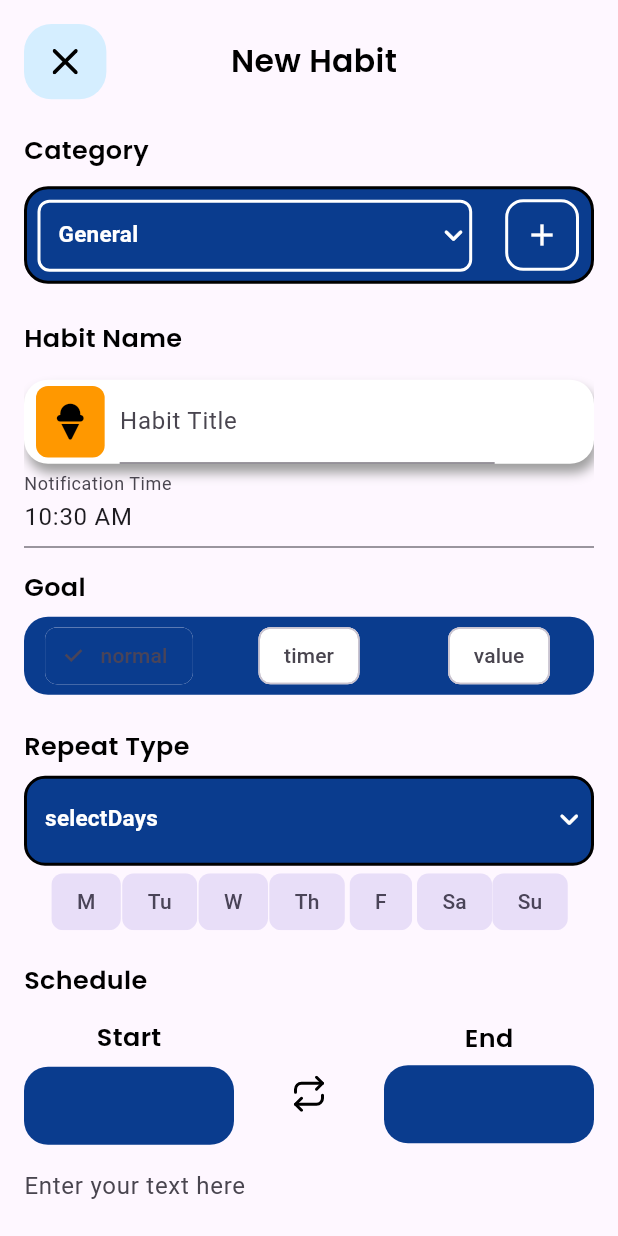
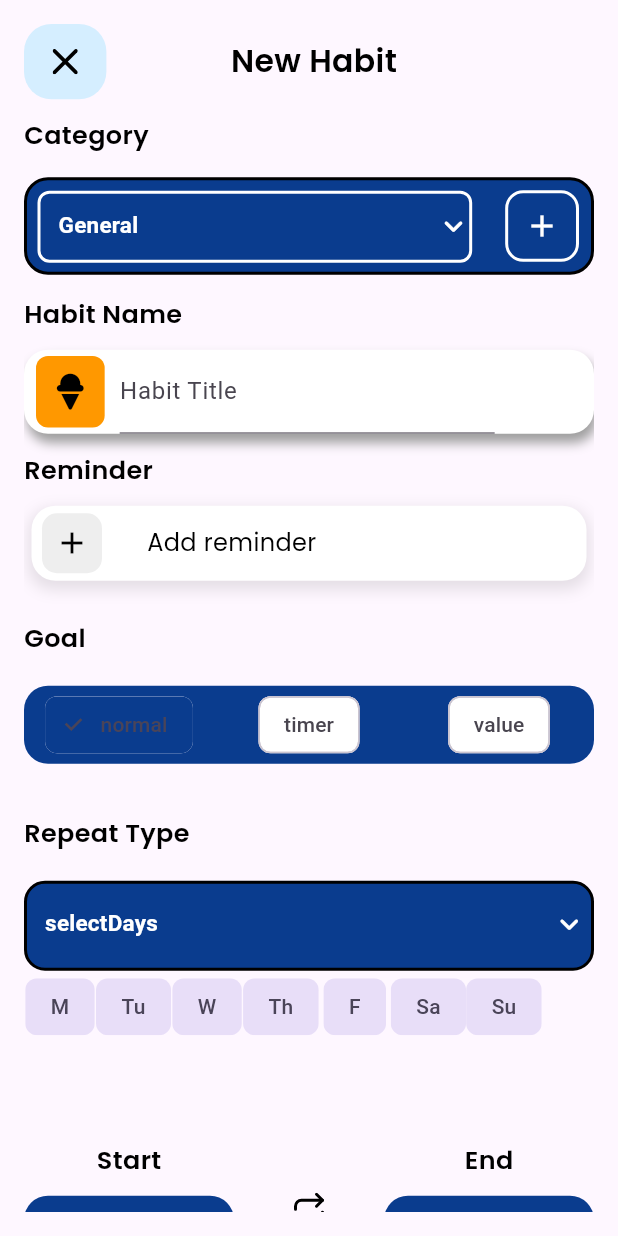
Before and after one commit to pankaj104/hard_challenge, a Flutter app: the screen it shows after launch, after a tap on the "add" icon, on a phone screen of 412 x 824 dp. Run offline on Flutter 3.47's test engine with Material 3 defaults, Android fonts, the phone set to English and light mode, and no system bars; our stand-ins replace fl_chart, flutter_colorpicker, flutter_local_notifications, flutter_screenutil, flutter_svg, font_awesome_flutter and 5 more; missing offline and left inert: bottom_picker, flutter_iconpicker.

Commit message:
add notification time picker, start and end date picker, and baisc notication apply

```diff
--- a/lib/features/addChallenge/add_challenge_screen.dart
+++ b/lib/features/addChallenge/add_challenge_screen.dart
@@ -11,13 +11,19 @@ import 'package:hard_challenge/utils/colors.dart';
 import 'package:hard_challenge/utils/image_resource.dart';
 import 'package:hard_challenge/widgets/headingH1_widget.dart';
 import 'package:hard_challenge/widgets/headingH2_widget.dart';
+import 'package:intl/intl.dart';
 import 'package:numberpicker/numberpicker.dart';
 import 'package:provider/provider.dart';
 import 'package:table_calendar/table_calendar.dart';
 import '../../model/habit_model.dart';
 import '../../provider/habit_provider.dart';
+import '../../service/notification_helper.dart';
+import '../../widgets/date_picker_bottom_sheet.dart';
 import '../../widgets/icon_button_widget.dart';
 import 'package:bottom_picker/bottom_picker.dart';
+import '../../widgets/notification/add_reminder_button.dart';
+import '../../widgets/notification/notification_item.dart';
+import '../../widgets/notification/time_picker_bottom_sheet.dart';
 
 
 class AddChallengeScreen extends StatefulWidget {
@@ -33,7 +39,6 @@ class _AddChallengeScreenState extends State<AddChallengeScreen> {
   DateTime today = DateTime.now();
   String _selectedCategory = 'General';
   String _title = 'Test';
-  TimeOfDay _selectedTime = TimeOfDay.now();
   TaskType _taskType = TaskType.normal;
   final RepeatType _repeatType = RepeatType.selectDays;
   Duration _timerDuration = const Duration(minutes: 1); // default 00:01:00
@@ -57,6 +62,84 @@ class _AddChallengeScreenState extends State<AddChallengeScreen> {
   TextEditingController notecontroller = TextEditingController();
   String? habitNote ;
 
+  List<String> selectedTime = [];
+
+  void _addReminder(String time) {
+    setState(() {
+      selectedTime.add(time);
+      _scheduleNotification(time);
+    });
+  }
+
+  void _removeReminder(int index) {
+    setState(() {
+      selectedTime.removeAt(index);
+    });
+  }
+
+  void _editReminder(int index, String newTime) {
+    setState(() {
+      selectedTime[index] = newTime;
+    });
+  }
+  // Format the selected date to display
+  String _formatSelectedDate(DateTime date) {
+    return DateFormat('d MMM y').format(date);
+  }
+
+// Function to open the date picker bottom sheet and update selected date
+  void _pickStartDate() {
+    CustomDatePickerBottomSheet.showDatePicker(
+      context,
+      _startDate ?? DateTime.now(), // Pass the currently selected date or current date if null
+          (String formattedDate, DateTime newDate) {
+        setState(() {
+          _startDate = DateTime(newDate.year, newDate.month, newDate.day);
+          print('start date $_startDate');
+        });
+      },
+    );
+  }
+
+  // Function to open the date picker bottom sheet and update selected date
+  void _pickEndDate() {
+    CustomDatePickerBottomSheet.showDatePicker(
+      context,
+      _endDate ?? DateTime.now(), // Pass the currently selected date or current date if null
+          (String formattedDate, DateTime newDate) {
+        setState(() {
+          _endDate = DateTime(newDate.year, newDate.month, newDate.day);
+        });
+      },
+    );
+  }
+
+// Function to parse the time string and schedule a notification
+  void _scheduleNotification(String timeString) {
+    try {
+      // Trim the string to avoid any leading/trailing whitespace issues
+      timeString = timeString.trim();
+
+      DateFormat format = DateFormat('h:mm a');
+      DateTime parsedTime = format.parse(timeString);
+
+      // Assuming you're scheduling a notification for this time today
+      DateTime scheduledTime = DateTime(
+        DateTime.now().year,
+        DateTime.now().month,
+        DateTime.now().day,
+        parsedTime.hour,
+        parsedTime.minute,
+      );
+
+      // Schedule the notification (replace with your logic)
+      NotificationHelper.scheduleNotification(0, 'Reminder', 'It\'s time!', scheduledTime);
+    } catch (e) {
+      print("Error parsing time: $e");
+    }
+  }
+
+  DateTime selectedDate = DateTime.now();
 
   IconData iconSelected = FontAwesomeIcons.iceCream;
   void _openColorPicker() async {
@@ -175,6 +258,8 @@ class _AddChallengeScreenState extends State<AddChallengeScreen> {
           child:
           SingleChildScrollView(
             child: Column(
+              crossAxisAlignment: CrossAxisAlignment.start,
+              mainAxisAlignment: MainAxisAlignment.start,
               children: [
                 Row(
                   children: [
@@ -194,18 +279,9 @@ class _AddChallengeScreenState extends State<AddChallengeScreen> {
                   ],
                 ),
                 Column(
+                  crossAxisAlignment: CrossAxisAlignment.start,
                   children: [
-                    Align(
-                      alignment: Alignment.centerLeft,
-                      child: Padding(
-                        padding:  const EdgeInsets.only(top: 22, bottom: 6),
-                        child: SizedBox(
-                          height: 26,
-                          width: double.infinity,
-                          child: HeadingH1Widget("Category"),
-                        ),
-                      ),
-                    ),
+                    HeadingH1Widget("Category"),
                     Padding(
                       padding:  const EdgeInsets.only( top: 4, bottom: 2,),
                       child: Container(
@@ -284,23 +360,7 @@ class _AddChallengeScreenState extends State<AddChallengeScreen> {
                     ),
                   ],
                 ),
-                const SizedBox(height: 8,),
-                Column(
-                  children: [
-                    Align(
-                      alignment: Alignment.centerLeft,
-                      child: Padding(
-                        padding:  const EdgeInsets.only(top: 14, bottom: 6),
-                        child: SizedBox(
-                          height: 26,
-                          width: double.infinity,
-                          child: HeadingH1Widget("Habit Name"),
-                        ),
-                      ),
-                    ),
-                  ],
-                ),
-                const SizedBox(height: 8,),
+                HeadingH1Widget("Habit Name"),
 
                     Container(
                       decoration: BoxDecoration(
@@ -353,23 +413,34 @@ class _AddChallengeScreenState extends State<AddChallengeScreen> {
                       ),
                     ),
 
-                TextFormField(
-                  readOnly: true,
-                  decoration: const InputDecoration(labelText: 'Notification Time'),
-                  onTap: () async {
-                    TimeOfDay? picked = await showTimePicker(
-                      context: context,
-                      initialTime: TimeOfDay.now(),
+                HeadingH1Widget("Reminder"),
+
+                Column(
+                  crossAxisAlignment: CrossAxisAlignment.start,
+                  children: [
+                    ...selectedTime.map((time) {
+                      int index = selectedTime.indexOf(time);
+                      return GestureDetector(
+                        onTap: () {
+                          // Open the time picker with the currently selected time for editing
+                          CustomTimePickerBottomSheet.showTimePicker(context, (newTime) {
+                            _editReminder(index, newTime);
+                          });
+                        },
+                        child: NotificationItem(
+                          time: time,
+                          onRemove: () => _removeReminder(index),
+                        ),
                       );
-                    if (picked != null) {
-                      setState(() {
-                        _selectedTime = picked;
+                    }).toList(),
+                    AddReminderButton(
+                      onAdd: () {
+                        CustomTimePickerBottomSheet.showTimePicker(context, (selectedTime) {
+                          _addReminder(selectedTime);
                         });
-                    }
                       },
-                  controller: TextEditingController(
-                    text: _selectedTime.format(context),
                     ),
+                  ],
                 ),
                 Align(
                   alignment: Alignment.centerLeft,
@@ -596,45 +667,28 @@ class _AddChallengeScreenState extends State<AddChallengeScreen> {
                       children: [
                         Column(
                           children: [
-                            Padding(
-                              padding:  const EdgeInsets.only(bottom: 8),
-                              child: HeadingH1Widget("Start"),
-                            ),
-                            Container(
+                            HeadingH1Widget("Start"),
+                            GestureDetector(
+                              onTap: _pickStartDate,
+                              child: Container(
                                 width: 140,
                                 height: 52,
                                 decoration: BoxDecoration(
                                   borderRadius: BorderRadius.circular(16),
                                   color: ColorStrings.headingBlue
                                 ),
-                              child: Padding(
-                                padding: const EdgeInsets.all(15.0),
-                                child: TextFormField(
-                                  style: GoogleFonts.poppins(fontSize: 15,color: ColorStrings.whiteColor, fontWeight: FontWeight.w600,),
-                                  readOnly: true,
-                                  decoration:  const InputDecoration(
-                                      border: InputBorder.none),
-                                  onTap: () async {
-                                    DateTime? picked = await showDatePicker(
-                                      context: context,
-                                      initialDate: DateTime.now(),
-                                      firstDate: DateTime(2020),
-                                      lastDate: DateTime(2030),
-                                    );
-                                    if (picked != null) {
-                                      setState(() {
-                                        _startDate = picked;
-                                      });
-                                    }
-                                  },
-                                  controller: TextEditingController(
-                                    text: _startDate != null
-                                        ? _startDate!.toLocal().toString().split(' ')[0]
-                                        : '',
+                                child: Center(
+                                  child: Text(_startDate != null ? _formatSelectedDate(_startDate!)
+                                      : _formatSelectedDate(DateTime.now())
+
+                                    ,   style: GoogleFonts.poppins(fontSize: 17,
+                                    color: Colors.white,
+                                    fontWeight: FontWeight.w600,),),
                                 ),
                               ),
                             ),
-                            ),
+
+
                           ],
                         ),
                         Expanded(
@@ -648,41 +702,23 @@ class _AddChallengeScreenState extends State<AddChallengeScreen> {
                         ),
                         Column(
                           children: [
-                            Padding(
-                              padding:  const EdgeInsets.only(bottom: 6),
-                              child: HeadingH1Widget("End"),
-                            ),
-                            Container(
+                            HeadingH1Widget("End"),
+                            GestureDetector(
+                              onTap: _pickEndDate,
+                              child: Container(
                                 width: 140,
                                 height: 52,
                                 decoration: BoxDecoration(
                                     borderRadius: BorderRadius.circular(16),
                                     color: ColorStrings.headingBlue
                                 ),
-                              child: Padding(
-                                padding: const EdgeInsets.all(15.0),
-                                child: TextFormField(
-                                  style: GoogleFonts.poppins(fontSize: 15,color: ColorStrings.whiteColor, fontWeight: FontWeight.w600,),
-                                  readOnly: true,
-                                  decoration: const InputDecoration(border: InputBorder.none),
-                                  onTap: () async {
-                                    DateTime? picked = await showDatePicker(
-                                      context: context,
-                                      initialDate: DateTime.now(),
-                                      firstDate: DateTime(2020),
-                                      lastDate: DateTime(2030),
-                                    );
-                                    if (picked != null) {
-                                      setState(() {
-                                        _endDate = picked;
-                                      });
-                                    }
-                                  },
-                                  controller: TextEditingController(
-                                    text: _endDate != null
-                                        ? _endDate!.toLocal().toString().split(' ')[0]
-                                        : '',
-                                  ),
+                                child: Center(
+                                  child: Text(_endDate != null ? _formatSelectedDate(_endDate!)
+                                      : 'Select'
+
+                                    ,   style: GoogleFonts.poppins(fontSize: 17,
+                                      color: Colors.white,
+                                      fontWeight: FontWeight.w600,),),
                                 ),
                               ),
                             ),
@@ -704,10 +740,18 @@ class _AddChallengeScreenState extends State<AddChallengeScreen> {
                     });
                   },
                 ),
-                ElevatedButton(
+                SizedBox(height: 10,),
+
+                Center(
+                  child: ElevatedButton(
                     onPressed: _submitForm,
+                    child: Padding(
+                      padding: const EdgeInsets.all(8.0),
                       child: const Text('Add Habit'),
                     ),
+                  ),
+                ),
+                SizedBox(height: 90,)
               ],
             ),
           ),
@@ -818,7 +862,7 @@ class _AddChallengeScreenState extends State<AddChallengeScreen> {
         category: _selectedCategory,
         habitIcon: iconSelected,
         iconBgColor: selectedColor,
-        notificationTime: _selectedTime,
+        notificationTime: selectedTime,
         taskType: _taskType,
         repeatType: _repeatType,
         timer: _taskType == TaskType.timer ? _timerDuration : null,
--- a/lib/features/mainScreen/main_screen.dart
+++ b/lib/features/mainScreen/main_screen.dart
@@ -215,7 +215,7 @@ class _MainScreenState extends State<MainScreen> {
                                           child: Text(
                                             isSkipped
                                                 ? 'Skipped'
-                                                : '${habit.category} - ${habit.notificationTime.format(context)}',
+                                                : '${habit.category}',
                                             style: TextStyle(
                                               color: Colors.black
                                                   .withOpacity(0.7),
--- a/lib/main.dart
+++ b/lib/main.dart
@@ -2,12 +2,15 @@
 import 'package:flutter/material.dart';
 import 'package:flutter_screenutil/flutter_screenutil.dart';
 import 'package:hard_challenge/provider/habit_provider.dart';
+import 'package:hard_challenge/service/notification_service.dart';
 import 'package:provider/provider.dart';
 
 import 'features/mainScreen/main_screen.dart';
 
 
-void main() {
+void main() async {
+  WidgetsFlutterBinding.ensureInitialized();
+  await NotificationService().init(); // Initialize the notification service
   runApp(MyApp());
 }
 
--- a/lib/model/habit_model.dart
+++ b/lib/model/habit_model.dart
@@ -38,7 +38,7 @@ class Habit {
   String category;
   IconData habitIcon;
   Color iconBgColor;
-  TimeOfDay notificationTime;
+  List<String> notificationTime;
   TaskType taskType;
   RepeatType repeatType;
   Duration? timer;
--- /dev/null
+++ b/lib/service/notification_service.dart
@@ -0,0 +1,75 @@
+import 'package:flutter_local_notifications/flutter_local_notifications.dart';
+import 'package:timezone/data/latest.dart' as tz;
+import 'package:timezone/timezone.dart' as tz;
+
+class NotificationService {
+  static final NotificationService _notificationService = NotificationService._internal();
+
+  final FlutterLocalNotificationsPlugin flutterLocalNotificationsPlugin = FlutterLocalNotificationsPlugin();
+
+  factory NotificationService() {
+    return _notificationService;
+  }
+
+  NotificationService._internal();
+
+  Future<void> init() async {
+    tz.initializeTimeZones(); // Initialize timezone database
+
+    const AndroidInitializationSettings initializationSettingsAndroid =
+    AndroidInitializationSettings('@mipmap/ic_launcher');
+
+    final DarwinInitializationSettings initializationSettingsIOS =
+    DarwinInitializationSettings(
+      // onDidReceiveLocalNotification: onDidReceiveLocalNotification,
+    );
+
+    final InitializationSettings initializationSettings = InitializationSettings(
+      android: initializationSettingsAndroid,
+      iOS: initializationSettingsIOS,
+    );
+
+    await flutterLocalNotificationsPlugin.initialize(
+      initializationSettings,
+      onDidReceiveNotificationResponse: onSelectNotification,
+    );
+  }
+
+  Future<void> scheduleNotification(int id, String title, String body, DateTime scheduledTime) async {
+    // Convert DateTime to TZDateTime
+    tz.TZDateTime tzScheduledTime = tz.TZDateTime.from(scheduledTime, tz.local);
+
+    const AndroidNotificationDetails androidPlatformChannelSpecifics =
+    AndroidNotificationDetails(
+      'your_channel_id',
+      'your_channel_name',
+      channelDescription: 'your_channel_description',
+      importance: Importance.max,
+      priority: Priority.high,
+      ticker: 'ticker',
+    );
+
+    const NotificationDetails platformChannelSpecifics =
+    NotificationDetails(android: androidPlatformChannelSpecifics);
+
+    await flutterLocalNotificationsPlugin.zonedSchedule(
+      id,
+      title,
+      body,
+      tzScheduledTime,
+      platformChannelSpecifics,
+      androidAllowWhileIdle: true,
+      uiLocalNotificationDateInterpretation: UILocalNotificationDateInterpretation.absoluteTime,
+      matchDateTimeComponents: DateTimeComponents.time,
+    );
+  }
+
+  void onDidReceiveLocalNotification(
+      int id, String title, String body, String payload) async {
+    // Handle iOS notification reception
+  }
+
+  void onSelectNotification(NotificationResponse notificationResponse) async {
+    // Handle notification tap event
+  }
+}
--- a/lib/widgets/headingH1_widget.dart
+++ b/lib/widgets/headingH1_widget.dart
@@ -7,11 +7,14 @@ class HeadingH1Widget extends StatelessWidget {
 
   @override
   Widget build(BuildContext context) {
-    return Text(
-      headingtitle,
-      style: GoogleFonts.poppins(fontSize: 17,
-        color: Colors.black,
-        fontWeight: FontWeight.w600,),
+    return Padding(
+      padding: const EdgeInsets.symmetric(vertical: 12),
+      child: Text(
+        headingtitle,
+        style: GoogleFonts.poppins(fontSize: 17,
+          color: Colors.black,
+          fontWeight: FontWeight.w600,),
+      ),
     );
   }
 }
--- /dev/null
+++ b/lib/widgets/notification/add_reminder_button.dart
@@ -0,0 +1,64 @@
+import 'package:flutter/material.dart';
+import 'package:google_fonts/google_fonts.dart';
+
+class AddReminderButton extends StatelessWidget {
+  final VoidCallback onAdd;
+
+  const AddReminderButton({
+    Key? key,
+    required this.onAdd,
+  }) : super(key: key);
+
+  @override
+  Widget build(BuildContext context) {
+    return Padding(
+      padding: const EdgeInsets.symmetric(horizontal: 5),
+      child: GestureDetector(
+        onTap: onAdd,
+        child: Container(
+          width: double.infinity,
+          padding: const EdgeInsets.symmetric(horizontal: 7.0, vertical: 5.0),
+          decoration: BoxDecoration(
+            color: Colors.white,
+            borderRadius: BorderRadius.circular(16.0),
+            boxShadow: [
+              BoxShadow(
+                color: Colors.black.withOpacity(0.1),
+                blurRadius: 8.0,
+                spreadRadius: 2.0,
+                offset: const Offset(0, 4),
+              ),
+            ],
+          ),
+          child:  Row(
+            mainAxisSize: MainAxisSize.min,
+            children: [
+              Container(
+                padding: const EdgeInsets.all(8.0),
+                decoration: BoxDecoration(
+                  color: Colors.grey.shade200, // Background color for the icon
+                  shape: BoxShape.rectangle,
+                  borderRadius: BorderRadius.circular(10)
+                ),
+                child: const Icon(
+                  Icons.add,
+                  color: Colors.black,
+                  size: 24.0,
+                ),
+              ),
+              const SizedBox(width: 30.0),
+               Text(
+                'Add reminder',
+                style: GoogleFonts.poppins(
+                  color: Colors.black,
+                  fontSize: 16.0,
+                  fontWeight: FontWeight.w400,
+                ),
+              ),
+            ],
+          ),
+        ),
+      ),
+    );
+  }
+}
--- a/lib/widgets/weekly_analysis_chart_category_wise.dart
+++ b/lib/widgets/weekly_analysis_chart_category_wise.dart
@@ -152,6 +152,7 @@ class _WeeklyAnalysisChartCategoryWiseState extends State<WeeklyAnalysisChartCat
     );
   }
 
+
   @override
   Widget build(BuildContext context) {
     final endOfWeek = _currentStartOfWeek.add(Duration(days: 6));
--- a/pubspec.yaml
+++ b/pubspec.yaml
@@ -55,6 +55,7 @@ dependencies:
   shared_preferences: ^2.2.3
   sqflite: ^2.3.2
   path: ^1.8.3
+  flutter_local_notifications: ^17.2.2
 
 dev_dependencies:
   flutter_test:
```
Also changed, not shown: lib/service/notification_helper.dart (added, +25 -0 lines), lib/widgets/date_picker_bottom_sheet.dart (added, +64 -0 lines), lib/widgets/notification/notification_item.dart (added, +57 -0 lines), lib/widgets/notification/time_picker_bottom_sheet.dart (added, +64 -0 lines), pubspec.lock, 2 other files. Lines whose indentation alone changed are shown as unchanged.
